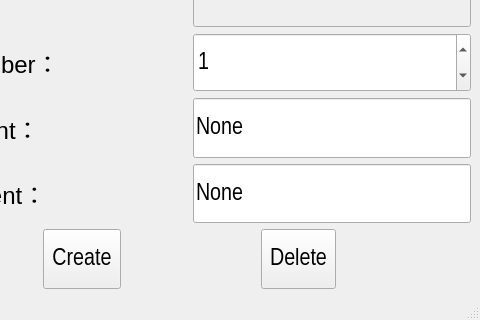
Qt form bind/ui/setup/base_ui.ui (MuZiMuZi/muziToolset) before a commit; both pictures show x 100 to 580 and y 239 to 559 of the 580 by 559 pixel window.
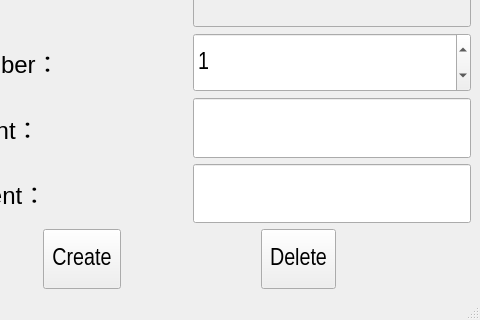
The same form after that commit.

Patch:
```diff
--- a/bind/ui/setup/base_ui.ui
+++ b/bind/ui/setup/base_ui.ui
@@ -303,7 +303,7 @@
            </font>
           </property>
           <property name="text">
-           <string>None</string>
+           <string/>
           </property>
          </widget>
         </item>
@@ -352,9 +352,6 @@
             <pointsize>18</pointsize>
            </font>
           </property>
-          <property name="text">
-           <string>None</string>
-          </property>
          </widget>
         </item>
        </layout>
```
